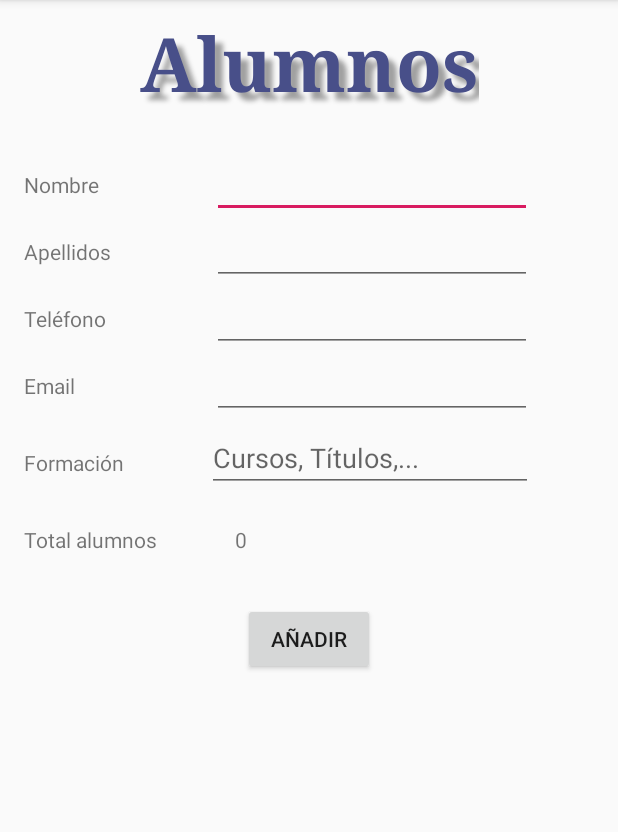
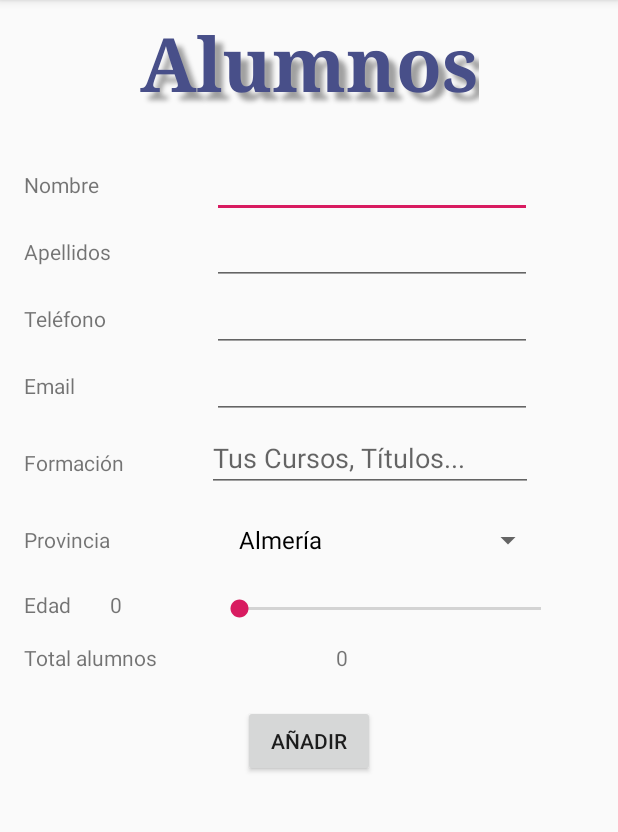
Before and after one commit to RosaAnaSantos/agenda_android, an Android app: the screen it shows after launch (MainActivity), on a phone screen of 412 x 824 dp, the part 84-916 px from its top. Run offline under Robolectric (Android 15) with nearby library versions, the phone set to English and light mode, and no system bars.

Commit message:
Se añade seekbar edad y sus capturas correspondientes.

```diff
--- a/app/src/main/java/com/iesvirgendelcarmen/socialtech/MainActivity.java
+++ b/app/src/main/java/com/iesvirgendelcarmen/socialtech/MainActivity.java
@@ -7,15 +7,15 @@ import android.widget.ArrayAdapter;
 import android.widget.Button;
 import android.widget.EditText;
 import android.widget.MultiAutoCompleteTextView;
+import android.widget.SeekBar;
 import android.widget.Spinner;
 import android.widget.TextView;
 import android.widget.Toast;
 
 import java.util.ArrayList;
 import java.util.List;
-import java.util.*;
 
-public class MainActivity extends AppCompatActivity  implements View.OnClickListener{
+public class MainActivity  extends AppCompatActivity  implements View.OnClickListener{
     private Alumno alumno;
     private int numAlumnos;
     private List<Alumno> listaAlumnos = new ArrayList<Alumno>();
@@ -23,9 +23,12 @@ public class MainActivity extends AppCompatActivity  implements View.OnClickList
     private EditText editext_apellidos;
     private EditText editext_telefono;
     private EditText editext_email;
-   // private Spinner spinner_formacion;
+    private Spinner spinner_provincias;
+    private List<String> provincias;
     private MultiAutoCompleteTextView mt_formacion;
     private TextView totalAlumnos;
+    private SeekBar edad;
+    private TextView valor_edad;
     public static final String KEY_ALUMNO = "Alumno";
     public static final String TOTAL = "TotalAlumnos";
     private Button boton_guardar;
@@ -37,12 +40,37 @@ public class MainActivity extends AppCompatActivity  implements View.OnClickList
         editext_apellidos = findViewById(R.id.editText_apellidos);
         editext_telefono = findViewById(R.id.editText_telefono);
         editext_email = findViewById(R.id.editText_email);
-       // spinner_formacion = findViewById(R.id.spinner_formacion);
+        spinner_provincias = findViewById(R.id.spinner_provincias);
         mt_formacion=findViewById(R.id.multiAutoCompleteTextView);
         totalAlumnos = findViewById(R.id.total_alumnos);
+
+
+        edad = findViewById(R.id.seekBar);
+        valor_edad = findViewById(R.id.seekbar_valorEdad);
+
+        if (edad!= null) {
+                edad.setOnSeekBarChangeListener(new SeekBar.OnSeekBarChangeListener() {
+                @Override
+                public void onProgressChanged(SeekBar seekBar, int progress, boolean fromUser) {
+                    // Write code to perform some action when progress is changed.
+                }
+
+                @Override
+                public void onStartTrackingTouch(SeekBar seekBar) {
+                    // Write code to perform some action when touch is started.
+                }
+
+                @Override
+                public void onStopTrackingTouch(SeekBar seekBar) {
+                    // Write code to perform some action when touch is stopped.
+                    valor_edad.setText(edad.getProgress()+"");
+                   // Toast.makeText(MainActivity.this, "Current value is " + edad.getProgress(), Toast.LENGTH_SHORT).show();
+                }
+            });
+        }
+
+
         boton_guardar = findViewById(R.id.btn_guardar);
-
-        String[] formaciones = getResources().getStringArray(R.array.formacion);
 
         if (savedInstanceState != null) {
             numAlumnos=savedInstanceState.getInt(TOTAL, 0);
@@ -50,15 +78,28 @@ public class MainActivity extends AppCompatActivity  implements View.OnClickList
             totalAlumnos.setText(listaAlumnos.size()+"");
         }
 
-
-
-
-
-
+        //ArrayAdapter MultiAutoCompleteTextView
+        String[] formaciones = getResources().getStringArray(R.array.formacion);
         ArrayAdapter adapterFormacion = new ArrayAdapter(this,
                 android.R.layout.simple_spinner_dropdown_item,formaciones);
         mt_formacion.setAdapter(adapterFormacion);
         mt_formacion.setTokenizer(new MultiAutoCompleteTextView.CommaTokenizer());
+
+
+        //ArrayAdapter spinner provincias
+        provincias = new ArrayList<String>();
+        provincias.add("Almería");
+        provincias.add("Cádiz");
+        provincias.add("Córdoba");
+        provincias.add("Granada");
+        provincias.add("Huelva");
+        provincias.add("Jaén");
+        provincias.add("Málaga");
+        provincias.add("Sevilla");
+        ArrayAdapter adapterProvincias = new ArrayAdapter(this,
+                android.R.layout.simple_spinner_dropdown_item,
+                provincias);
+        spinner_provincias.setAdapter(adapterProvincias);
 
         Button btn_cargar = findViewById(R.id.btn_guardar);
         btn_cargar.setOnClickListener(this);
@@ -72,14 +113,15 @@ public class MainActivity extends AppCompatActivity  implements View.OnClickList
         String apellidos_alumno = editext_apellidos.getText().toString();
         String telefono_alumno = editext_telefono.getText().toString();
         String email_alumno = editext_email.getText().toString();
-     //   String formacion = spinner_formacion.getSelectedItem().toString();
+       // String formacion = spinner_formacion.getSelectedItem().toString();
         String formacion_alumno = mt_formacion.getText().toString();
-
+        String provincia = spinner_provincias.getSelectedItem().toString();
+        int edad= Integer.parseInt(valor_edad.getText().toString());
 
         // listaAlumnos = new ArrayList<Alumno>(); SE CREA UN NUEVO ARRAYLIST Y SIEMPRE TIENE UN OBJETO--MACHACA EL ANTERIOR.
         // if (nombre_alumno.length()>2 && apellidos_alumno.length()>2 && telefono_alumno.length()>=9 && email_alumno.contains("@"))
         if (comprobarDatosFormularioAlumno(nombre_alumno, apellidos_alumno, telefono_alumno, email_alumno)) {
-            new Alumno(nombre_alumno, apellidos_alumno, telefono_alumno, email_alumno, formacion_alumno);
+            new Alumno(nombre_alumno, apellidos_alumno, edad, telefono_alumno, email_alumno, formacion_alumno, provincia);
 
             listaAlumnos.add(alumno);
             numAlumnos = listaAlumnos.size();
@@ -91,9 +133,10 @@ public class MainActivity extends AppCompatActivity  implements View.OnClickList
             editext_email.setText(" ");
             mt_formacion.setText("");
           //  spinner_formacion.setSelection(0);//Vuelve a quedar al valor por defecto cada vez que se ingrese un dato sin instalar de nuevo la app
+            spinner_provincias.setSelection(0);
             editext_nombre.requestFocus();//Volvemos el foco/el cursor al primer elemento del formulario
 
-            Toast.makeText(this, "Se ha registrado " + nombre_alumno + " " + apellidos_alumno + " con formación en " + formacion_alumno+"."+"\n Total: "+numAlumnos+" registrados", Toast.LENGTH_LONG).show();
+            Toast.makeText(this, "Se ha registrado " + nombre_alumno + " " + apellidos_alumno+" de " +edad+" edad y "+ " con formación en " + formacion_alumno + " de la provincia de "+ provincia+"\n Total: "+numAlumnos+" registrados", Toast.LENGTH_LONG).show();
         }
 
     }
--- a/app/src/main/res/layout/activity_main.xml
+++ b/app/src/main/res/layout/activity_main.xml
@@ -4,7 +4,6 @@
     android:layout_width="match_parent"
     android:layout_height="match_parent"
     xmlns:android="http://schemas.android.com/apk/res/android">
-
 <android.support.constraint.ConstraintLayout xmlns:android="http://schemas.android.com/apk/res/android"
     xmlns:app="http://schemas.android.com/apk/res-auto"
     xmlns:tools="http://schemas.android.com/tools"
@@ -44,7 +43,6 @@
         app:layout_constraintEnd_toEndOf="parent"
         app:layout_constraintHorizontal_bias="0.6"
         app:layout_constraintStart_toStartOf="parent" />
-
     <TextView
         android:id="@+id/textV_nombre"
         android:layout_width="wrap_content"
@@ -181,48 +179,104 @@
         android:layout_marginEnd="8dp"
         android:completionHint="Complete datos"
         android:completionThreshold="1"
-        android:hint="Cursos, Títulos,..."
+        android:hint="Tus Cursos, Títulos..."
         app:layout_constraintBaseline_toBaselineOf="@+id/textV_formacion"
         app:layout_constraintEnd_toEndOf="parent"
         app:layout_constraintHorizontal_bias="0.367"
         app:layout_constraintStart_toStartOf="@+id/guideline"
         app:layout_constraintTop_toBottomOf="@+id/editText_email" />
 
+    <Spinner
+        android:id="@+id/spinner_provincias"
+        android:layout_width="211dp"
+        android:layout_height="wrap_content"
+        android:layout_marginStart="8dp"
+        android:layout_marginTop="8dp"
+        android:layout_marginEnd="8dp"
+        app:layout_constraintEnd_toEndOf="parent"
+        app:layout_constraintStart_toStartOf="@+id/guideline"
+        app:layout_constraintTop_toBottomOf="@+id/multiAutoCompleteTextView" />
+
+    <TextView
+        android:id="@+id/textV_spinner_provincias"
+        android:layout_width="wrap_content"
+        android:layout_height="wrap_content"
+        android:layout_marginStart="16dp"
+        android:layout_marginTop="32dp"
+        android:text="Provincia"
+        app:layout_constraintStart_toStartOf="parent"
+        app:layout_constraintTop_toBottomOf="@+id/textV_formacion" />
+
+
     <TextView
         android:id="@+id/total_alumnos"
         android:layout_width="24dp"
-        android:layout_height="20dp"
-        android:layout_marginStart="44dp"
-        android:layout_marginTop="20dp"
+        android:layout_height="25dp"
+        android:layout_marginStart="8dp"
+        android:layout_marginEnd="8dp"
         android:text="0"
-        android:textAlignment="center"
         app:layout_constraintBaseline_toBaselineOf="@+id/textV_totalalumnos"
-        app:layout_constraintStart_toEndOf="@+id/textV_totalalumnos"
-        app:layout_constraintTop_toBottomOf="@+id/multiAutoCompleteTextView" />
+        app:layout_constraintEnd_toEndOf="parent"
+        app:layout_constraintHorizontal_bias="0.421"
+        app:layout_constraintStart_toStartOf="@+id/guideline"
+        app:layout_constraintTop_toBottomOf="@+id/seekBar" />
 
     <TextView
         android:id="@+id/textV_totalalumnos"
         android:layout_width="wrap_content"
-        android:layout_height="20dp"
+        android:layout_height="18dp"
         android:layout_marginStart="16dp"
-        android:layout_marginTop="32dp"
+        android:layout_marginTop="16dp"
         android:text="Total alumnos"
         app:layout_constraintStart_toStartOf="parent"
-        app:layout_constraintTop_toBottomOf="@+id/textV_formacion" />
-
+        app:layout_constraintTop_toBottomOf="@+id/seekbar_edad" />
 
     <Button
         android:id="@+id/btn_guardar"
         android:layout_width="wrap_content"
         android:layout_height="wrap_content"
         android:layout_marginStart="8dp"
-        android:layout_marginTop="32dp"
+        android:layout_marginTop="16dp"
         android:layout_marginEnd="8dp"
         android:text="AÑADIR"
         app:layout_constraintEnd_toEndOf="parent"
         app:layout_constraintStart_toStartOf="parent"
         app:layout_constraintTop_toBottomOf="@+id/total_alumnos" />
 
+    <SeekBar
+        android:id="@+id/seekBar"
+        android:layout_width="233dp"
+        android:layout_height="19dp"
+        android:layout_marginStart="8dp"
+        android:layout_marginTop="12dp"
+        android:layout_marginEnd="8dp"
+        android:max="100"
+        android:min="3"
+        app:layout_constraintEnd_toEndOf="parent"
+        app:layout_constraintHorizontal_bias="0.545"
+        app:layout_constraintStart_toStartOf="@+id/guideline"
+        app:layout_constraintTop_toBottomOf="@+id/spinner_provincias" />
+
+    <TextView
+        android:id="@+id/seekbar_edad"
+        android:layout_width="wrap_content"
+        android:layout_height="wrap_content"
+        android:layout_marginStart="16dp"
+        android:layout_marginTop="24dp"
+        android:text="Edad"
+        app:layout_constraintStart_toStartOf="parent"
+        app:layout_constraintTop_toBottomOf="@+id/textV_spinner_provincias" />
+
+    <TextView
+        android:id="@+id/seekbar_valorEdad"
+        android:layout_width="28dp"
+        android:layout_height="17dp"
+        android:layout_marginStart="16dp"
+        android:layout_marginTop="24dp"
+        android:textAlignment="center"
+        android:text="0"
+        app:layout_constraintStart_toEndOf="@+id/seekbar_edad"
+        app:layout_constraintTop_toBottomOf="@+id/textV_spinner_provincias" />
 
 </android.support.constraint.ConstraintLayout>
 </ScrollView>
```
Also changed, not shown: app/src/main/java/com/iesvirgendelcarmen/socialtech/Alumno.java (+20 -8 lines), app/src/main/res/values/provincias.xml (added, +16 -0 lines), 7 other files.
